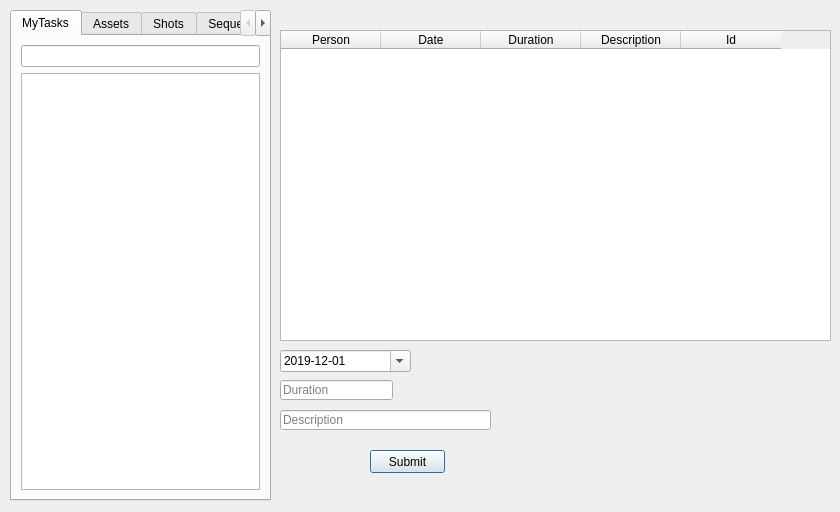
Qt form src/sg_desktop_timelog_dialog.ui (qq994865664/shotgun-desktop-timelog-dialog) before a commit.
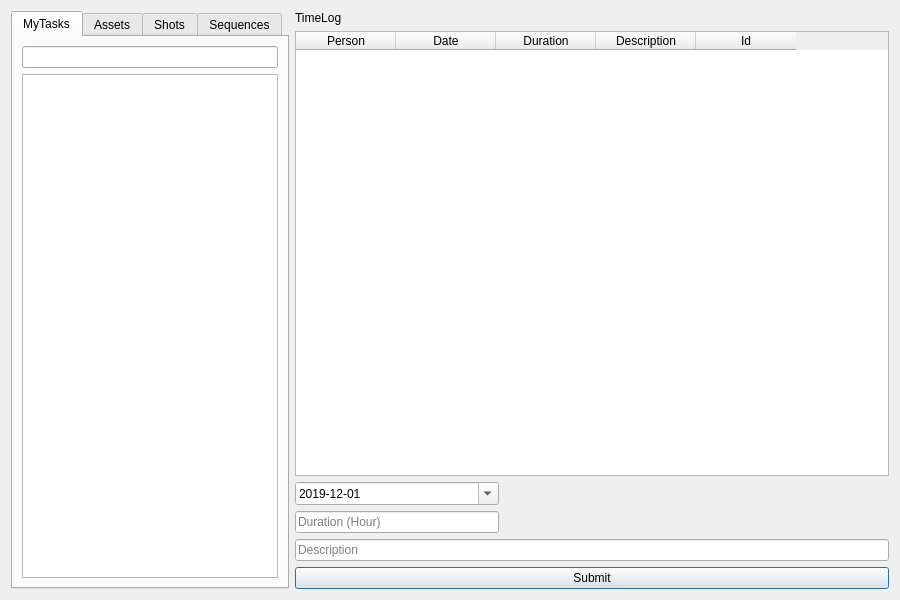
The same form after that commit.

Diff of the .ui file:
```diff
--- a/src/sg_desktop_timelog_dialog.ui
+++ b/src/sg_desktop_timelog_dialog.ui
@@ -6,129 +6,16 @@
    <rect>
     <x>0</x>
     <y>0</y>
-    <width>840</width>
-    <height>512</height>
+    <width>900</width>
+    <height>600</height>
    </rect>
   </property>
   <property name="windowTitle">
    <string>ShotgunVersionDesktop</string>
   </property>
-  <widget class="QTableWidget" name="tableWidgetTimelog">
-   <property name="geometry">
-    <rect>
-     <x>280</x>
-     <y>30</y>
-     <width>551</width>
-     <height>311</height>
-    </rect>
-   </property>
-   <column>
-    <property name="text">
-     <string>Person</string>
-    </property>
-   </column>
-   <column>
-    <property name="text">
-     <string>Date</string>
-    </property>
-   </column>
-   <column>
-    <property name="text">
-     <string>Duration</string>
-    </property>
-   </column>
-   <column>
-    <property name="text">
-     <string>Description</string>
-    </property>
-   </column>
-   <column>
-    <property name="text">
-     <string>Id</string>
-    </property>
-   </column>
-  </widget>
-  <widget class="QDateEdit" name="dateEditDate">
-   <property name="geometry">
-    <rect>
-     <x>280</x>
-     <y>350</y>
-     <width>131</width>
-     <height>22</height>
-    </rect>
-   </property>
-   <property name="dateTime">
-    <datetime>
-     <hour>0</hour>
-     <minute>0</minute>
-     <second>0</second>
-     <year>2019</year>
-     <month>12</month>
-     <day>1</day>
-    </datetime>
-   </property>
-   <property name="displayFormat">
-    <string>yyyy-MM-dd</string>
-   </property>
-   <property name="calendarPopup">
-    <bool>true</bool>
-   </property>
-   <property name="date">
-    <date>
-     <year>2019</year>
-     <month>12</month>
-     <day>1</day>
-    </date>
-   </property>
-  </widget>
-  <widget class="QLineEdit" name="lineEditDuration">
-   <property name="geometry">
-    <rect>
-     <x>280</x>
-     <y>380</y>
-     <width>113</width>
-     <height>20</height>
-    </rect>
-   </property>
-   <property name="placeholderText">
-    <string>Duration</string>
-   </property>
-  </widget>
-  <widget class="QLineEdit" name="lineEditDescription">
-   <property name="geometry">
-    <rect>
-     <x>280</x>
-     <y>410</y>
-     <width>211</width>
-     <height>20</height>
-    </rect>
-   </property>
-   <property name="placeholderText">
-    <string>Description</string>
-   </property>
-  </widget>
-  <widget class="QPushButton" name="pushButtonSubmit">
-   <property name="geometry">
-    <rect>
-     <x>370</x>
-     <y>450</y>
-     <width>75</width>
-     <height>23</height>
-    </rect>
-   </property>
-   <property name="text">
-    <string>Submit</string>
-   </property>
-  </widget>
+  <layout class="QGridLayout" name="gridLayout_4" columnstretch="0,5">
+   <item row="0" column="0">
   <widget class="QTabWidget" name="tabWidgetList">
-   <property name="geometry">
-    <rect>
-     <x>10</x>
-     <y>10</y>
-     <width>261</width>
-     <height>491</height>
-    </rect>
-   </property>
    <property name="currentIndex">
     <number>0</number>
    </property>
@@ -201,6 +88,112 @@
     </layout>
    </widget>
   </widget>
+   </item>
+   <item row="0" column="1">
+    <layout class="QGridLayout" name="gridLayout_3">
+     <property name="horizontalSpacing">
+      <number>187</number>
+     </property>
+     <item row="4" column="0">
+      <widget class="QLineEdit" name="lineEditDuration">
+       <property name="placeholderText">
+        <string extracomment="Hours">Duration (Hour)</string>
+       </property>
+      </widget>
+     </item>
+     <item row="0" column="0">
+      <widget class="QLabel" name="label">
+       <property name="text">
+        <string>TimeLog</string>
+       </property>
+      </widget>
+     </item>
+     <item row="3" column="0">
+      <widget class="QDateEdit" name="dateEditDate">
+       <property name="dateTime">
+        <datetime>
+         <hour>0</hour>
+         <minute>0</minute>
+         <second>0</second>
+         <year>2019</year>
+         <month>12</month>
+         <day>1</day>
+        </datetime>
+       </property>
+       <property name="displayFormat">
+        <string>yyyy-MM-dd</string>
+       </property>
+       <property name="calendarPopup">
+        <bool>true</bool>
+       </property>
+       <property name="date">
+        <date>
+         <year>2019</year>
+         <month>12</month>
+         <day>1</day>
+        </date>
+       </property>
+      </widget>
+     </item>
+     <item row="3" column="1">
+      <spacer name="horizontalSpacer">
+       <property name="orientation">
+        <enum>Qt::Horizontal</enum>
+       </property>
+       <property name="sizeHint" stdset="0">
+        <size>
+         <width>40</width>
+         <height>20</height>
+        </size>
+       </property>
+      </spacer>
+     </item>
+     <item row="1" column="0" colspan="2">
+      <widget class="QTableWidget" name="tableWidgetTimelog">
+       <column>
+        <property name="text">
+         <string>Person</string>
+        </property>
+       </column>
+       <column>
+        <property name="text">
+         <string>Date</string>
+        </property>
+       </column>
+       <column>
+        <property name="text">
+         <string>Duration</string>
+        </property>
+       </column>
+       <column>
+        <property name="text">
+         <string>Description</string>
+        </property>
+       </column>
+       <column>
+        <property name="text">
+         <string>Id</string>
+        </property>
+       </column>
+      </widget>
+     </item>
+     <item row="5" column="0" colspan="2">
+      <widget class="QLineEdit" name="lineEditDescription">
+       <property name="placeholderText">
+        <string>Description</string>
+       </property>
+      </widget>
+     </item>
+     <item row="6" column="0" colspan="2">
+      <widget class="QPushButton" name="pushButtonSubmit">
+       <property name="text">
+        <string>Submit</string>
+       </property>
+      </widget>
+     </item>
+    </layout>
+   </item>
+  </layout>
  </widget>
  <resources/>
  <connections>
```
Lines whose indentation alone changed are shown as unchanged.
